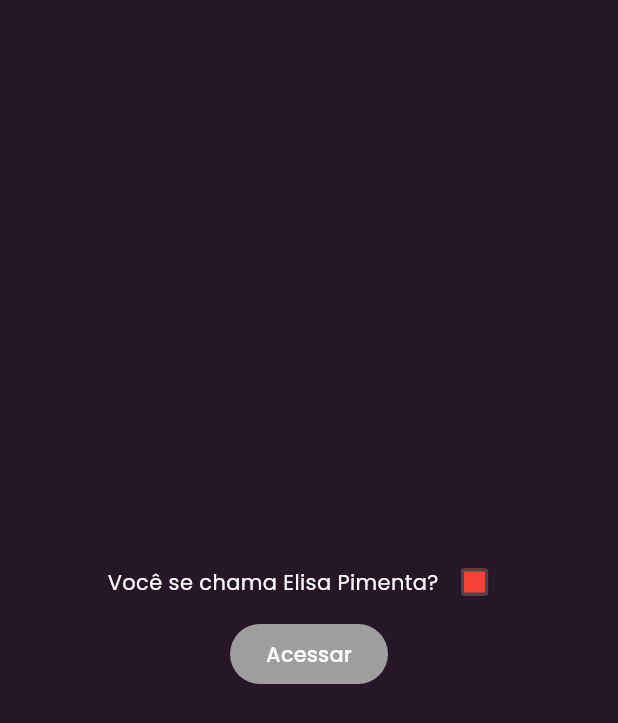
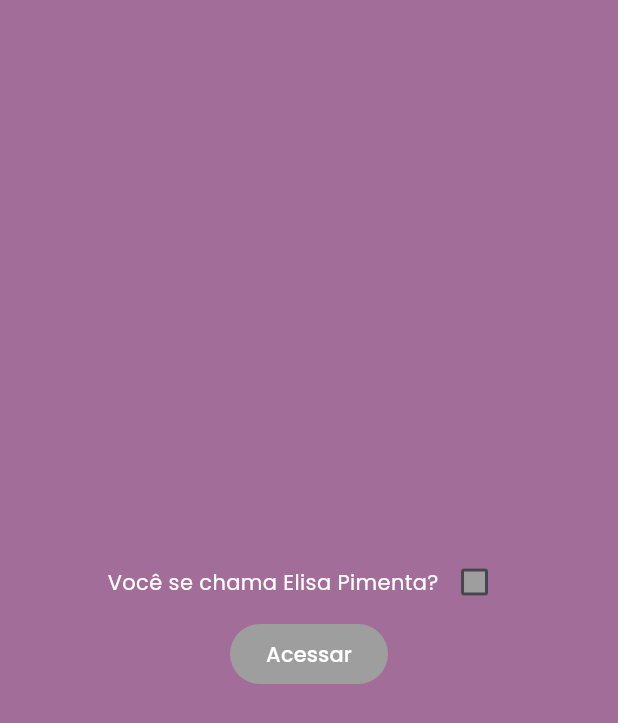
Before and after one commit to andre-rabreu/andre_e_elisa, a Flutter app: the screen it shows after launch, on a phone screen of 412 x 824 dp. Shown: the top 723 px of the screen. Run offline on Flutter 3.47's test engine with Material 3 defaults, Android fonts, the phone set to English and light mode, and no system bars; our stand-ins replace google_fonts.

Commit message:
ajustes na welcome page e ícone da página

```diff
--- a/lib/pages/welcome_page.dart
+++ b/lib/pages/welcome_page.dart
@@ -13,20 +13,20 @@ class _WelcomePageState extends State<WelcomePage> {
 
   @override
   Widget build(BuildContext context) {
-    Color getColor(Set<WidgetState> states) {
-      const Set<WidgetState> interactiveStates = <WidgetState>{
-        WidgetState.pressed,
-        WidgetState.hovered,
-        WidgetState.focused,
-      };
-      if (states.any(interactiveStates.contains)) {
-        return Colors.blue;
-      }
-      return Colors.red;
-    }
+    // Color getColor(Set<WidgetState> states) {
+    //   const Set<WidgetState> interactiveStates = <WidgetState>{
+    //     WidgetState.pressed,
+    //     WidgetState.hovered,
+    //     WidgetState.focused,
+    //   };
+    //   if (states.any(interactiveStates.contains)) {
+    //     return Colors.green;
+    //   }
+    //   return Colors.grey;
+    // }
 
     return Scaffold(
-      backgroundColor: const Color.fromARGB(255, 37, 23, 38),
+      backgroundColor: Color.fromARGB(255, 163, 109, 153),
       body: Center(
         child: Column(
           mainAxisAlignment: MainAxisAlignment.center,
@@ -40,7 +40,14 @@ class _WelcomePageState extends State<WelcomePage> {
                 ),
                 Checkbox(
                   checkColor: Colors.white,
-                  fillColor: WidgetStateColor.resolveWith(getColor),
+                  // fillColor: WidgetStateColor.resolveWith(getColor),
+                  fillColor: WidgetStateColor.resolveWith((states) {
+                    if (isChecked) {
+                      return Colors.green;
+                    } else {
+                      return Colors.grey;
+                    }
+                  }),
                   value: isChecked,
                   onChanged: (bool? value) {
                     setState(() {
```
Also changed, not shown: 1 other file.
